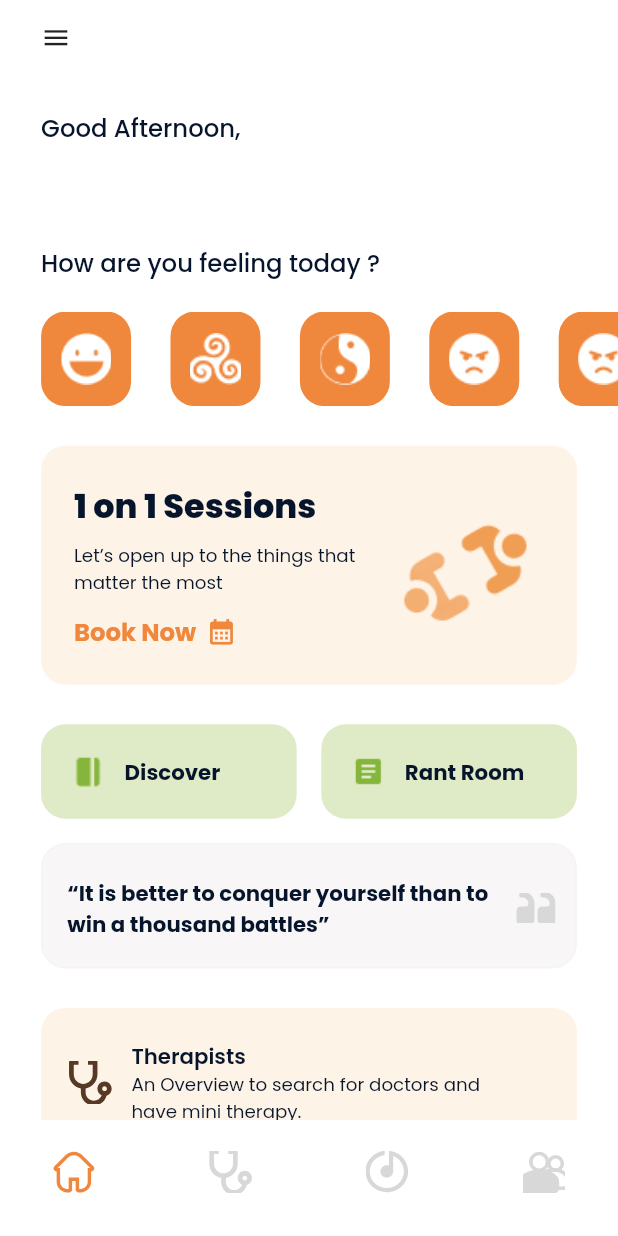
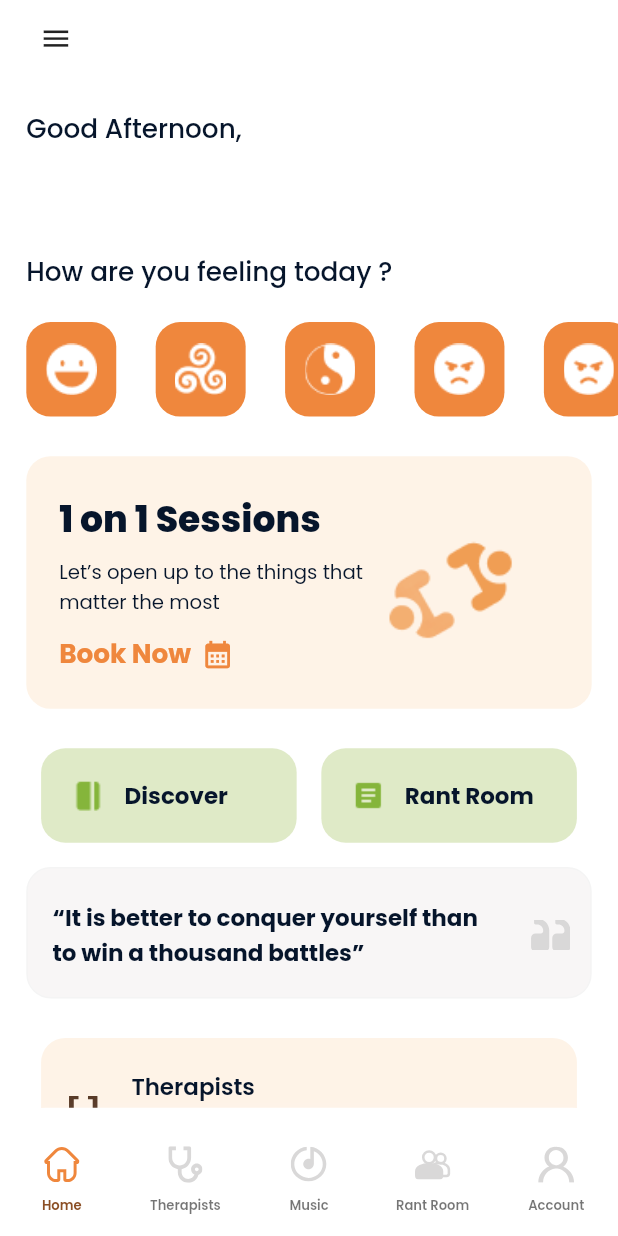
Before and after one commit to BounceRepository/BounceMobileV2, a Flutter app: the DashboardView screen opened directly, on a phone screen of 412 x 824 dp. Run offline on Flutter 3.47's test engine with Material 2 defaults, Android fonts, the phone set to English and light mode, and no system bars; our stand-ins replace carousel_slider, dio, equatable, flutter_lorem, flutter_rating_bar, flutter_screenutil and 7 more; missing offline and left inert: all_validations_br, image_picker_for_web; accounts and stored records are empty.

Commit message:
bottom navigation bar

```diff
--- a/lib/src/app.dart
+++ b/lib/src/app.dart
@@ -13,7 +13,7 @@ class BouncePatientApp extends StatelessWidget {
     return ProvidersWrapper(
       child: ScreenUtilInit(
         designSize: const Size(376, 812),
-        minTextAdapt: true,
+        //minTextAdapt: true,
         builder: (BuildContext context, Widget? child) {
           return MaterialApp(
             title: 'Bounce - Patient',
--- a/lib/src/config/di_container.dart
+++ b/lib/src/config/di_container.dart
@@ -10,7 +10,7 @@ final diContainer = GetIt.instance;
 
 Future<void> init() async {
   // controllers
-  authServiceInit(initFakeService: false);
+  authServiceInit(initFakeService: true);
   diContainer.registerLazySingleton(() => ImageController(imageService: diContainer()));
 
   //service
--- /dev/null
+++ b/lib/src/modules/account/screens/profile_screen.dart
@@ -0,0 +1,10 @@
+import 'package:flutter/material.dart';
+
+class ProfileScreen extends StatelessWidget {
+  const ProfileScreen({Key? key}) : super(key: key);
+
+  @override
+  Widget build(BuildContext context) {
+    return Container();
+  }
+}
--- a/lib/src/modules/dashboard/controllers/navbar_controller.dart
+++ b/lib/src/modules/dashboard/controllers/navbar_controller.dart
@@ -20,12 +20,12 @@ class NavbarController extends ChangeNotifier {
     ),
     NavbarItem(
       label: 'Measure',
-      icon: DashboardIcons.measure,
+      icon: DashboardIcons.music,
       screen: const HomeScreen(),
     ),
     NavbarItem(
       label: 'Room',
-      icon: DashboardIcons.people,
+      icon: DashboardIcons.room,
       screen: const RoomScreen(),
     ),
   ];
--- a/lib/src/modules/dashboard/screens/dashboard_view.dart
+++ b/lib/src/modules/dashboard/screens/dashboard_view.dart
@@ -1,41 +1,52 @@
-import 'package:bounce_patient_app/src/modules/dashboard/controllers/navbar_controller.dart';
-import 'package:bounce_patient_app/src/modules/dashboard/models/navbar_item.dart';
+import 'package:bounce_patient_app/src/modules/account/screens/profile_screen.dart';
+import 'package:bounce_patient_app/src/modules/appointment/screens/screens.dart';
+import 'package:bounce_patient_app/src/modules/chat/screens/room_screen.dart';
+import 'package:bounce_patient_app/src/modules/dashboard/screens/home_screen.dart';
+import 'package:bounce_patient_app/src/modules/playlist/screens/play_list_screen.dart';
+import 'package:bounce_patient_app/src/shared/assets/icons.dart';
 import 'package:bounce_patient_app/src/shared/styles/colors.dart';
+import 'package:bounce_patient_app/src/shared/styles/text.dart';
 import 'package:flutter/material.dart';
 import 'package:flutter_screenutil/flutter_screenutil.dart';
 import 'package:flutter_svg/flutter_svg.dart';
-import 'package:provider/provider.dart';
 
-class DashboardView extends StatelessWidget {
+class DashboardView extends StatefulWidget {
   const DashboardView({Key? key}) : super(key: key);
 
   @override
-  Widget build(BuildContext context) {
-    return Consumer<NavbarController>(
-      builder: (context, controller, _) {
-        return Scaffold(
-          body: controller.selectedItem.screen,
-          bottomNavigationBar: CustomBottomNavBar(items: controller.items),
-        );
-      },
-    );
-  }
+  State<DashboardView> createState() => _DashboardViewState();
 }
 
-class CustomBottomNavBar extends StatelessWidget {
-  const CustomBottomNavBar({Key? key, required this.items}) : super(key: key);
+class _DashboardViewState extends State<DashboardView> {
+  int _selectedIndex = 0;
 
-  final List<NavbarItem> items;
+  static const screens = <Widget>[
+    HomeScreen(),
+    AppointmentsScreen(),
+    PlayListScreen(),
+    RoomScreen(),
+    ProfileScreen(),
+  ];
+
+  void _onItemTapped(int index) {
+    setState(() {
+      _selectedIndex = index;
+    });
+  }
 
   @override
   Widget build(BuildContext context) {
-    return Container(
-      padding: EdgeInsets.symmetric(horizontal: 32.w),
+    final labelStyle = AppText.bold600(context).copyWith(fontSize: 8.sp);
+
+    return Scaffold(
+      body: screens.elementAt(_selectedIndex),
+      bottomNavigationBar: Container(
+        padding: EdgeInsets.only(top: 20.h, bottom: 9.h),
         decoration: BoxDecoration(
           color: Colors.white,
           borderRadius: BorderRadius.only(
-          topLeft: Radius.circular(40.r),
-          topRight: Radius.circular(40.r),
+            topLeft: Radius.circular(30.r),
+            topRight: Radius.circular(30.r),
           ),
           boxShadow: [
             BoxShadow(
@@ -46,52 +57,71 @@ class CustomBottomNavBar extends StatelessWidget {
             ),
           ],
         ),
-      child: Row(
-        mainAxisAlignment: MainAxisAlignment.spaceBetween,
-        mainAxisSize: MainAxisSize.min,
-        children: List.generate(items.length, (index) {
-          final item = items[index];
-          return _NavBarItem(
-            index: index,
-            item: item,
-          );
-        }),
+        child: BottomNavigationBar(
+          items: <BottomNavigationBarItem>[
+            _navigationBarItem(
+              icon: DashboardIcons.home,
+              label: 'Home',
+            ),
+            _navigationBarItem(
+              icon: DashboardIcons.appointment,
+              label: 'Therapists',
+            ),
+            _navigationBarItem(
+              icon: DashboardIcons.music,
+              label: 'Music',
+            ),
+            _navigationBarItem(
+              icon: DashboardIcons.room,
+              label: 'Rant Room',
+            ),
+            _navigationBarItem(
+              icon: DashboardIcons.account,
+              label: 'Account',
+            ),
+          ],
+          currentIndex: _selectedIndex,
+          backgroundColor: Colors.white,
+          elevation: 0,
+          selectedLabelStyle: labelStyle.copyWith(
+            color: AppColors.primary,
+          ),
+          unselectedLabelStyle: labelStyle.copyWith(
+            color: AppColors.border,
+          ),
+          onTap: _onItemTapped,
+          type: BottomNavigationBarType.fixed,
+        ),
       ),
     );
   }
-}
 
-class _NavBarItem extends StatelessWidget {
-  const _NavBarItem({
-    Key? key,
-    required this.index,
-    required this.item,
-  }) : super(key: key);
+  BottomNavigationBarItem _navigationBarItem({
+    required String icon,
+    required String label,
+  }) {
+    final iconSize = 24.h;
 
-  final int index;
-  final NavbarItem item;
-
-  @override
-  Widget build(BuildContext context) {
-    return GestureDetector(
-      onTap: () {
-        context.read<NavbarController>().onItemTapped(index);
-      },
-      child: Column(
-        mainAxisSize: MainAxisSize.min,
-        children: [
-          //TODO: Add semi-cirle dashboard indicator
-          SizedBox(height: 20.h),
-          SvgPicture.asset(
-            item.icon,
-            height: 28.h,
-            width: 28.h,
-            color: item.selected ? AppColors.primary : const Color(0xffD9D8D8),
-            fit: BoxFit.cover,
+    return BottomNavigationBarItem(
+      icon: Padding(
+        padding: const EdgeInsets.only(bottom: 8.0),
+        child: SvgPicture.asset(
+          icon,
+          color: AppColors.border,
+          height: iconSize,
+          width: iconSize,
         ),
-          SizedBox(height: 28.h),
-        ],
       ),
+      activeIcon: Padding(
+        padding: const EdgeInsets.only(bottom: 8.0),
+        child: SvgPicture.asset(
+          icon,
+          color: AppColors.primary,
+          height: iconSize,
+          width: iconSize,
+        ),
+      ),
+      label: label,
     );
   }
 }
--- a/lib/src/modules/dashboard/screens/home_screen.dart
+++ b/lib/src/modules/dashboard/screens/home_screen.dart
@@ -46,7 +46,7 @@ class HomeScreen extends StatelessWidget {
                   padding: EdgeInsets.symmetric(vertical: AppPadding.vertical),
                   children: [
                     Padding(
-                      padding: EdgeInsets.symmetric(horizontal: 25.w),
+                      padding: AppPadding.symetricHorizontalOnly,
                       child: Column(
                         crossAxisAlignment: CrossAxisAlignment.start,
                         children: [
@@ -153,7 +153,7 @@ class _MoodIconsSection extends StatelessWidget {
       crossAxisAlignment: CrossAxisAlignment.start,
       children: [
         Padding(
-          padding: EdgeInsets.symmetric(horizontal: 25.w),
+          padding: AppPadding.symetricHorizontalOnly,
           child: Text(
             'How are you feeling today ?',
             style: AppText.bold500(context).copyWith(
@@ -168,7 +168,7 @@ class _MoodIconsSection extends StatelessWidget {
             itemCount: moods.length,
             scrollDirection: Axis.horizontal,
             physics: const BouncingScrollPhysics(),
-            padding: EdgeInsets.symmetric(horizontal: 25.w),
+            padding: AppPadding.symetricHorizontalOnly,
             itemBuilder: (context, index) {
               final mood = moods[index];
               return button(mood);
@@ -209,7 +209,7 @@ class _SessionsCard extends StatelessWidget {
   @override
   Widget build(BuildContext context) {
     return Container(
-      margin: EdgeInsets.symmetric(horizontal: 25.w),
+      margin: AppPadding.symetricHorizontalOnly,
       padding: EdgeInsets.symmetric(vertical: 23.12.h, horizontal: 20.w),
       decoration: BoxDecoration(
         color: const Color(0xffFEF3E7),
@@ -349,7 +349,7 @@ class _QuoteCard extends StatelessWidget {
   @override
   Widget build(BuildContext context) {
     return Container(
-      margin: EdgeInsets.symmetric(horizontal: 25.w),
+      margin: AppPadding.symetricHorizontalOnly,
       padding: EdgeInsets.only(
         top: 21.h,
         bottom: 18.h,
@@ -393,7 +393,7 @@ class _ArticlesSection extends StatelessWidget {
       crossAxisAlignment: CrossAxisAlignment.start,
       children: [
         Padding(
-          padding: EdgeInsets.symmetric(horizontal: 25.w),
+          padding: AppPadding.symetricHorizontalOnly,
           child: Text(
             'Articles',
             style: AppText.bold700(context).copyWith(
@@ -407,7 +407,7 @@ class _ArticlesSection extends StatelessWidget {
           child: ListView.separated(
             itemCount: 3,
             scrollDirection: Axis.horizontal,
-            padding: EdgeInsets.symmetric(horizontal: 25.w),
+            padding: AppPadding.symetricHorizontalOnly,
             physics: const BouncingScrollPhysics(),
             itemBuilder: (context, index) {
               return articleItem(context);
--- a/lib/src/modules/onboarding/screens/getting_started_screen.dart
+++ b/lib/src/modules/onboarding/screens/getting_started_screen.dart
@@ -14,9 +14,9 @@ class GettingStartedScreen extends StatelessWidget {
   Widget build(BuildContext context) {
     return Scaffold(
       body: SafeArea(
+        child: Center(
           child: CustomChildScrollView(
             child: Column(
-            mainAxisAlignment: MainAxisAlignment.center,
               children: [
                 Image.asset(
                   AppImages.logo,
@@ -44,6 +44,7 @@ class GettingStartedScreen extends StatelessWidget {
                   },
                 ),
               ],
+            ),
           ),
         ),
       ),
--- /dev/null
+++ b/lib/src/modules/playlist/screens/play_list_screen.dart
@@ -0,0 +1,10 @@
+import 'package:flutter/material.dart';
+
+class PlayListScreen extends StatelessWidget {
+  const PlayListScreen({Key? key}) : super(key: key);
+
+  @override
+  Widget build(BuildContext context) {
+    return Container();
+  }
+}
--- a/lib/src/shared/assets/icons.dart
+++ b/lib/src/shared/assets/icons.dart
@@ -42,8 +42,9 @@ class DashboardIcons {
 
   static const home = 'assets/icons/dashboard/home.svg';
   static const appointment = 'assets/icons/dashboard/appointment.svg';
-  static const measure = 'assets/icons/dashboard/measure.svg';
-  static const people = 'assets/icons/dashboard/people.svg';
+  static const music = 'assets/icons/dashboard/music.svg';
+  static const room = 'assets/icons/dashboard/people.svg';
+  static const account = 'assets/icons/dashboard/account.svg';
 }
 
 class ChatRoomIcons {
```
Also changed, not shown: assets/icons/dashboard/account.svg (added), assets/icons/dashboard/music.svg (renamed from assets/icons/dashboard/measure.svg). Lines whose indentation alone changed are shown as unchanged.
